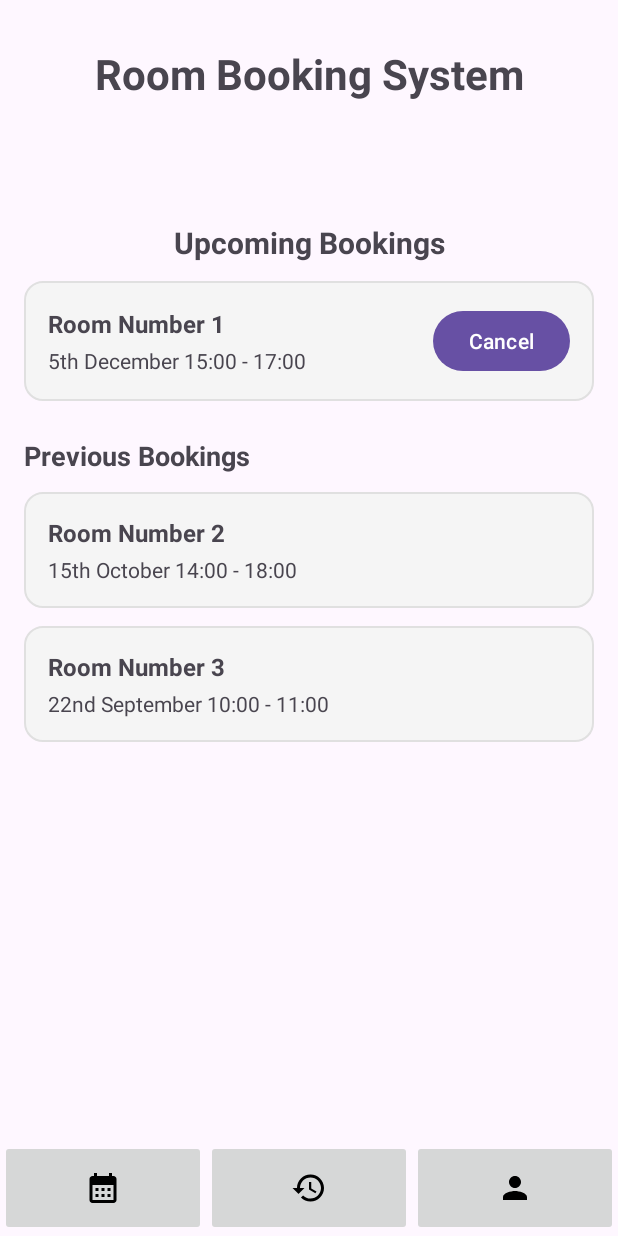
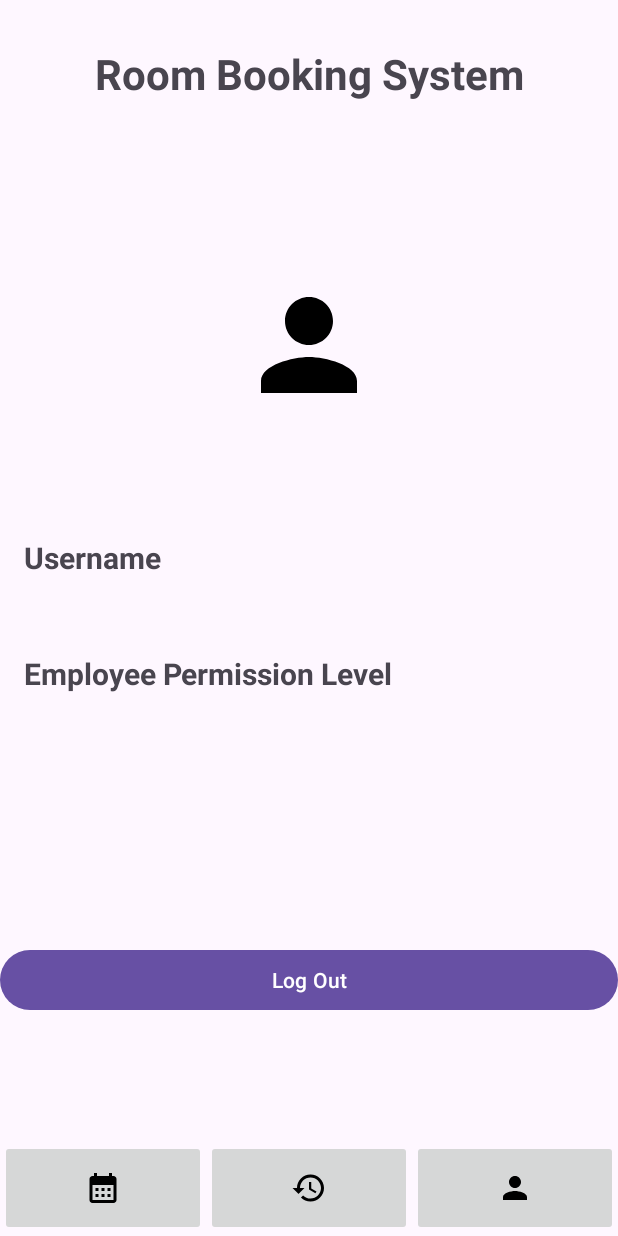
Before and after one commit to thek1ngkiwi/COMP2000bookingRoomAppReal, an Android app: the screen it shows after launch (historypage before the commit, activity_profilepage after it), on a phone screen of 412 x 824 dp. Run offline under Robolectric (Android 15) with nearby library versions, the phone set to English and light mode, and no system bars.

Commit message:
added profile page UI which has a log out button

```diff
--- a/app/src/main/AndroidManifest.xml
+++ b/app/src/main/AndroidManifest.xml
@@ -19,9 +19,15 @@
             android:name=".HomePageActivity"
             android:exported="false"
             android:windowSoftInputMode="adjustResize">
+
         </activity>
         <activity
             android:name=".historypage"
+            android:exported="false"
+            android:windowSoftInputMode="adjustResize">
+        </activity>
+        <activity
+            android:name=".activity_profilepage"
             android:exported="true"
             android:windowSoftInputMode="adjustResize">
             <intent-filter>
@@ -30,7 +36,6 @@
                 <category android:name="android.intent.category.LAUNCHER" />
             </intent-filter>
         </activity>
-
     </application>
 
 </manifest>
--- /dev/null
+++ b/app/src/main/java/com/example/comp2000bookingroomapp/activity_profilepage.java
@@ -0,0 +1,24 @@
+package com.example.comp2000bookingroomapp;
+
+import android.os.Bundle;
+
+import androidx.activity.EdgeToEdge;
+import androidx.appcompat.app.AppCompatActivity;
+import androidx.core.graphics.Insets;
+import androidx.core.view.ViewCompat;
+import androidx.core.view.WindowInsetsCompat;
+
+public class activity_profilepage extends AppCompatActivity {
+
+    @Override
+    protected void onCreate(Bundle savedInstanceState) {
+        super.onCreate(savedInstanceState);
+        EdgeToEdge.enable(this);
+        setContentView(R.layout.activity_profilepage);
+        ViewCompat.setOnApplyWindowInsetsListener(findViewById(R.id.main), (v, insets) -> {
+            Insets systemBars = insets.getInsets(WindowInsetsCompat.Type.systemBars());
+            v.setPadding(systemBars.left, systemBars.top, systemBars.right, systemBars.bottom);
+            return insets;
+        });
+    }
+}
--- a/app/src/main/res/layout/activity_historypage.xml
+++ b/app/src/main/res/layout/activity_historypage.xml
@@ -83,9 +83,9 @@
         android:layout_width="wrap_content"
         android:layout_height="wrap_content"
         android:text="Previous Bookings"
-        android:textSize="18sp"
+        android:textSize="20sp"
         android:textStyle="bold"
-        android:layout_marginTop="24dp"
+        android:layout_marginTop="30dp"
         android:layout_marginStart="16dp"
         app:layout_constraintTop_toBottomOf="@id/upcomingBooking1"
         app:layout_constraintStart_toStartOf="parent" />
--- /dev/null
+++ b/app/src/main/res/layout/activity_profilepage.xml
@@ -0,0 +1,106 @@
+<?xml version="1.0" encoding="utf-8"?>
+<androidx.constraintlayout.widget.ConstraintLayout xmlns:android="http://schemas.android.com/apk/res/android"
+    xmlns:app="http://schemas.android.com/apk/res-auto"
+    xmlns:tools="http://schemas.android.com/tools"
+    android:id="@+id/main"
+    android:layout_width="match_parent"
+    android:layout_height="match_parent"
+    tools:context=".activity_profilepage">
+
+    <TextView
+        android:id="@+id/title"
+        android:layout_width="wrap_content"
+        android:layout_height="wrap_content"
+        android:text="Room Booking System"
+        android:textSize="28sp"
+        android:textStyle="bold"
+        android:layout_marginTop="30dp"
+        app:layout_constraintTop_toTopOf="parent"
+        app:layout_constraintStart_toStartOf="parent"
+        app:layout_constraintEnd_toEndOf="parent" />
+
+    <ImageView
+        android:id="@+id/bigProfileIcon"
+        android:layout_width="96dp"
+        android:layout_height="96dp"
+        android:contentDescription="profile icon"
+        android:src="@drawable/profileicon"
+        app:layout_constraintBottom_toBottomOf="parent"
+        app:layout_constraintEnd_toEndOf="parent"
+        app:layout_constraintStart_toStartOf="parent"
+        app:layout_constraintTop_toTopOf="parent"
+        app:layout_constraintVertical_bias="0.25" />
+
+    <TextView
+        android:id="@+id/usernameDisplay"
+        android:layout_width="wrap_content"
+        android:layout_height="wrap_content"
+        android:text="Username"
+        android:textSize="20sp"
+        android:textStyle="bold"
+        android:layout_marginTop="80dp"
+        android:layout_marginStart="16dp"
+        app:layout_constraintTop_toBottomOf="@id/bigProfileIcon"
+        app:layout_constraintStart_toStartOf="parent" />
+
+    <TextView
+        android:id="@+id/permissionLevelDisplay"
+        android:layout_width="wrap_content"
+        android:layout_height="wrap_content"
+        android:text="Employee Permission Level"
+        android:textSize="20sp"
+        android:textStyle="bold"
+        android:layout_marginTop="50dp"
+        android:layout_marginStart="16dp"
+        app:layout_constraintTop_toBottomOf="@id/usernameDisplay"
+        app:layout_constraintStart_toStartOf="parent" />
+
+    <Button
+        android:id="@+id/logoutButton"
+        android:layout_width="0dp"
+        android:layout_height="wrap_content"
+        android:layout_marginTop="20dp"
+        android:text="Log Out"
+        android:minHeight="48dp"
+        app:layout_constraintBottom_toBottomOf="parent"
+        app:layout_constraintEnd_toEndOf="parent"
+        app:layout_constraintStart_toStartOf="parent"
+        app:layout_constraintTop_toBottomOf="@+id/permissionLevelDisplay" />
+
+    <LinearLayout
+        android:id="@+id/hotbar"
+        android:layout_width="match_parent"
+        android:layout_height="64dp"
+        android:orientation="horizontal"
+        android:elevation="8dp"
+        app:layout_constraintBottom_toBottomOf="parent"
+        app:layout_constraintStart_toStartOf="parent"
+        app:layout_constraintEnd_toEndOf="parent">
+
+        <ImageButton
+            android:id="@+id/calendarNavButton"
+            android:layout_width="0dp"
+            android:layout_height="match_parent"
+            android:layout_weight="1"
+            android:src="@drawable/calendaricon"
+            android:contentDescription="calendar screen button" />
+
+        <ImageButton
+            android:id="@+id/historyNavButton"
+            android:layout_width="0dp"
+            android:layout_height="match_parent"
+            android:layout_weight="1"
+            android:src="@drawable/historyicon"
+            android:contentDescription="history screen button" />
+
+        <ImageButton
+            android:id="@+id/profileNavButton"
+            android:layout_width="0dp"
+            android:layout_height="match_parent"
+            android:layout_weight="1"
+            android:src="@drawable/profileicon"
+            android:contentDescription="profile screen button" />
+
+    </LinearLayout>
+
+</androidx.constraintlayout.widget.ConstraintLayout>
```
